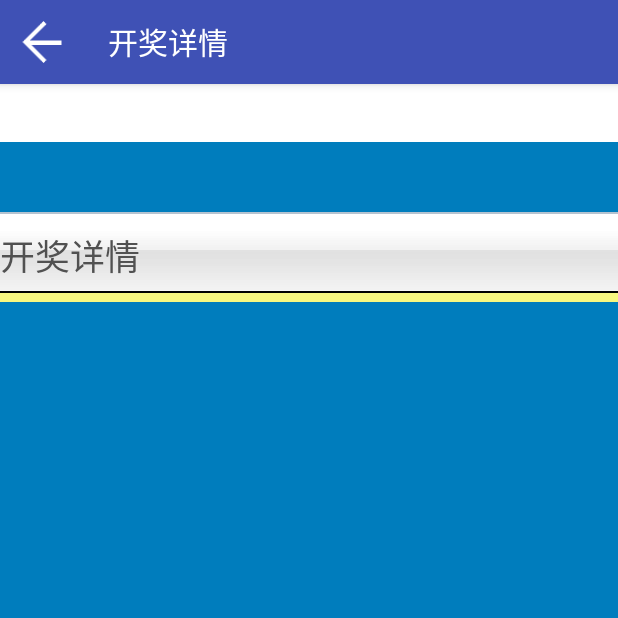
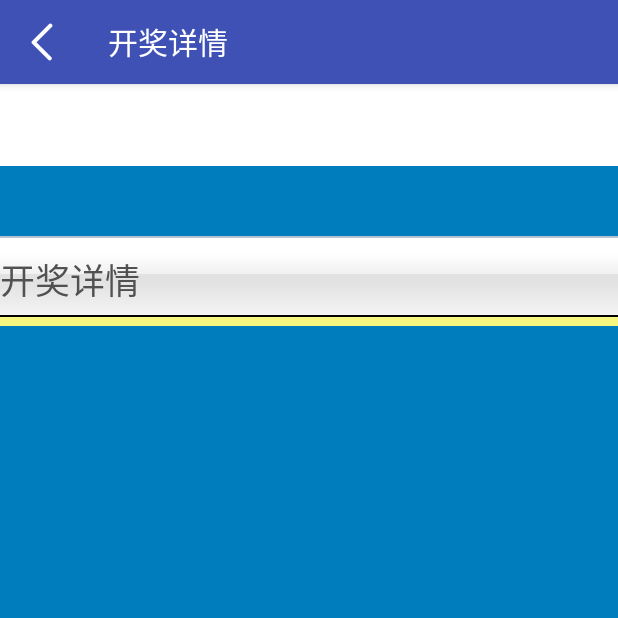
Before and after one commit to zhengjinzhou/Job4, an Android app: the LotteryDetailActivity screen opened directly, with no data from a screen before it, on a phone screen of 412 x 824 dp, the top half of it. Run offline under Robolectric (Android 15) with nearby library versions, the phone set to English and light mode, and no system bars; our stand-ins replace ButterKnife; libraries missing offline, so code that uses them is left out: rx.functions; 1 statement that could not run was skipped.

Commit message:
美化界面

```diff
--- a/app/src/main/java/com/example/zhou/job4/ui/fragment/MeFragment.java
+++ b/app/src/main/java/com/example/zhou/job4/ui/fragment/MeFragment.java
@@ -101,11 +101,7 @@ public class MeFragment extends BaseFragment<MePresenter> implements MeView {
 
     @Override
     public void newVersion(String url) {
-        if (url == null || "".equals(url)) {
-            showToast("没有检测到最新版本！");
-        } else {
-            showDialog(url);
-        }
+        showToast("没有检测到最新版本！");
     }
 
     @Override
--- a/app/src/main/java/com/example/zhou/job4/widget/KJLineItemView.java
+++ b/app/src/main/java/com/example/zhou/job4/widget/KJLineItemView.java
@@ -24,7 +24,7 @@ public class KJLineItemView extends ViewGroup {
     private List<Ball> list;
     private float padding = 6;
     private int screenWidth, screenHeight;
-    private static final int maxSize = 9;
+    private static final int maxSize = 12;
     int rowHeight = 0;
     //int childNum = 0;
 
--- a/app/src/main/res/layout/activity_about.xml
+++ b/app/src/main/res/layout/activity_about.xml
@@ -12,9 +12,9 @@
 
         <include layout="@layout/appbar" />
 
-        <WebView
-            android:id="@+id/webView"
+        <TextView
             android:layout_width="match_parent"
-            android:layout_height="match_parent"/>
+            android:layout_height="wrap_content"
+            android:text="      本应用使用360数据接口，如有侵权请联系作者，邮箱1457594845@qq.com" />
     </LinearLayout>
 </android.support.design.widget.CoordinatorLayout>
--- a/app/src/main/res/layout/content_lottery_detail.xml
+++ b/app/src/main/res/layout/content_lottery_detail.xml
@@ -9,6 +9,7 @@
     app:layout_behavior="@string/appbar_scrolling_view_behavior">
 
     <LinearLayout
+        android:padding="8dp"
         android:layout_width="match_parent"
         android:layout_height="wrap_content"
         android:background="@color/white"
@@ -21,7 +22,7 @@
             android:layout_gravity="center_vertical"
             android:text=""
             android:textColor="@color/black"
-            android:textSize="22sp" />
+            android:textSize="18sp" />
 
         <LinearLayout
             android:layout_width="match_parent"
@@ -35,7 +36,7 @@
                 android:layout_width="wrap_content"
                 android:layout_height="wrap_content"
                 android:text=""
-                android:textColor="@color/black"
+                android:textColor="@color/jczq_titlebar_bg"
                 android:textSize="14sp" />
 
             <TextView
--- a/app/src/main/res/layout/rule_item.xml
+++ b/app/src/main/res/layout/rule_item.xml
@@ -2,10 +2,9 @@
 <TextView xmlns:android="http://schemas.android.com/apk/res/android"
     android:id="@+id/text_rule"
     android:layout_width="match_parent"
-    android:layout_height="wrap_content"
+    android:layout_height="?attr/actionBarSize"
     android:gravity="center_vertical"
     android:paddingLeft="10dp"
     android:paddingRight="10dp"
-    android:text=""
     android:textColor="@color/black"
-    android:textSize="22dp" />
+    android:textSize="18sp" />
```
Also changed, not shown: app/src/main/java/com/example/zhou/job4/ui/activities/AboutActivity.java (+3 -9 lines), app/src/main/res/layout/last_num_item.xml (+7 -3 lines), app/src/main/res/layout/news_item.xml (+3 -4 lines), app/src/main/res/mipmap-hdpi/back.png.
